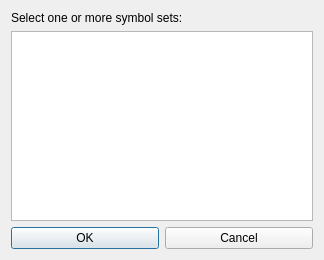
Qt form sources/Strategies/TriangularArbitrage/LegSetSelectionDialog.ui (alimogh/trdk) before a commit.
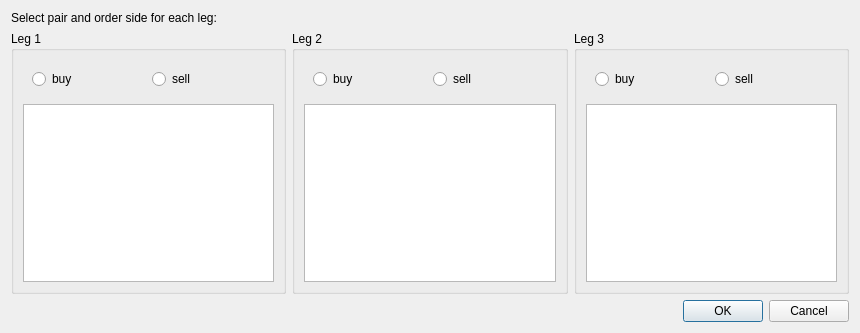
The same form after that commit.

Commit message: Adds symbols setup UI for Triangular arbitrage strategy.

```diff
--- a/sources/Strategies/TriangularArbitrage/LegSetSelectionDialog.ui
+++ b/sources/Strategies/TriangularArbitrage/LegSetSelectionDialog.ui
@@ -6,8 +6,8 @@
    <rect>
     <x>0</x>
     <y>0</y>
-    <width>324</width>
-    <height>260</height>
+    <width>860</width>
+    <height>333</height>
    </rect>
   </property>
   <property name="windowTitle">
@@ -17,19 +17,125 @@
    <item>
     <widget class="QLabel" name="symbolLabel">
      <property name="text">
-      <string>Select one or more symbol sets:</string>
+      <string>Select pair and order side for each leg:</string>
      </property>
     </widget>
    </item>
    <item>
-    <widget class="QListWidget" name="legSets">
-     <property name="selectionMode">
-      <enum>QAbstractItemView::MultiSelection</enum>
-     </property>
-    </widget>
+    <layout class="QHBoxLayout" name="horizontalLayout_4">
+     <item>
+      <widget class="QGroupBox" name="leg1">
+       <property name="title">
+        <string>Leg 1</string>
+       </property>
+       <layout class="QVBoxLayout" name="verticalLayout">
+        <item>
+         <widget class="QWidget" name="leg1Side" native="true">
+          <layout class="QHBoxLayout" name="horizontalLayout">
+           <item>
+            <widget class="QRadioButton" name="leg1Buy">
+             <property name="text">
+              <string>buy</string>
+             </property>
+            </widget>
+           </item>
+           <item>
+            <widget class="QRadioButton" name="leg1Sell">
+             <property name="text">
+              <string>sell</string>
+             </property>
+            </widget>
+           </item>
+          </layout>
+         </widget>
+        </item>
+        <item>
+         <widget class="QListWidget" name="leg1Symbol"/>
+        </item>
+       </layout>
+      </widget>
+     </item>
+     <item>
+      <widget class="QGroupBox" name="leg2">
+       <property name="title">
+        <string>Leg 2</string>
+       </property>
+       <layout class="QVBoxLayout" name="verticalLayout_2">
+        <item>
+         <widget class="QWidget" name="leg2Side" native="true">
+          <layout class="QHBoxLayout" name="horizontalLayout_2">
+           <item>
+            <widget class="QRadioButton" name="leg2Buy">
+             <property name="text">
+              <string>buy</string>
+             </property>
+            </widget>
+           </item>
+           <item>
+            <widget class="QRadioButton" name="leg2Sell">
+             <property name="text">
+              <string>sell</string>
+             </property>
+            </widget>
+           </item>
+          </layout>
+         </widget>
+        </item>
+        <item>
+         <widget class="QListWidget" name="leg2Symbol"/>
+        </item>
+       </layout>
+      </widget>
+     </item>
+     <item>
+      <widget class="QGroupBox" name="leg3">
+       <property name="title">
+        <string>Leg 3</string>
+       </property>
+       <layout class="QVBoxLayout" name="verticalLayout_3">
+        <item>
+         <widget class="QWidget" name="leg3Side" native="true">
+          <layout class="QHBoxLayout" name="horizontalLayout_3">
+           <item>
+            <widget class="QRadioButton" name="leg3Buy">
+             <property name="text">
+              <string>buy</string>
+             </property>
+            </widget>
+           </item>
+           <item>
+            <widget class="QRadioButton" name="leg3Sell">
+             <property name="text">
+              <string>sell</string>
+             </property>
+            </widget>
+           </item>
+          </layout>
+         </widget>
+        </item>
+        <item>
+         <widget class="QListWidget" name="leg3Symbol"/>
+        </item>
+       </layout>
+      </widget>
+     </item>
+    </layout>
    </item>
    <item>
-    <layout class="QHBoxLayout" name="_3">
+    <layout class="QHBoxLayout" name="horizontalLayout_5">
+     <item>
+      <spacer name="horizontalSpacer">
+       <property name="orientation">
+        <enum>Qt::Horizontal</enum>
+       </property>
+       <property name="sizeHint" stdset="0">
+        <size>
+         <width>40</width>
+         <height>20</height>
+        </size>
+       </property>
+      </spacer>
+     </item>
      <item>
       <widget class="QPushButton" name="okButton">
        <property name="text">
```
Left out of the diff: 4 changed lines with no effect on the pictures. The commit also changes 4 other files.
